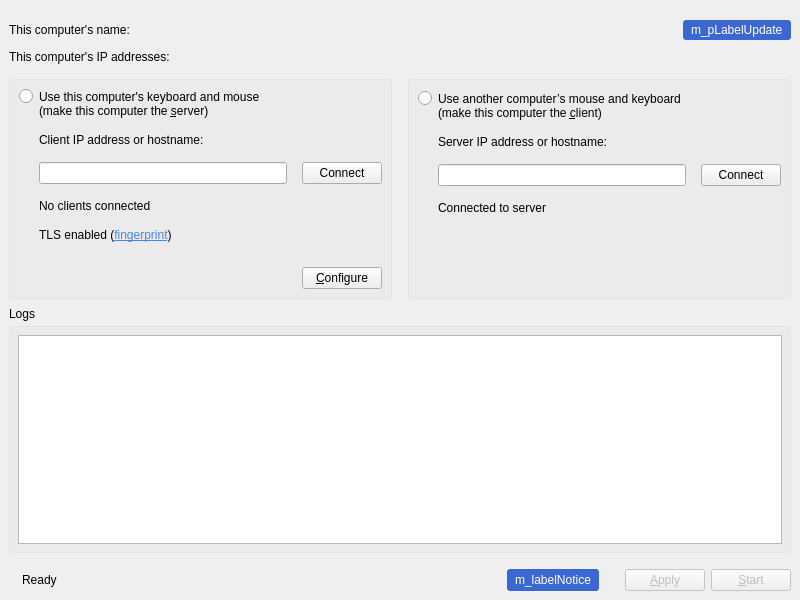
deskflow/deskflow, file src/gui/src/MainWindowBase.ui: the form before one commit.
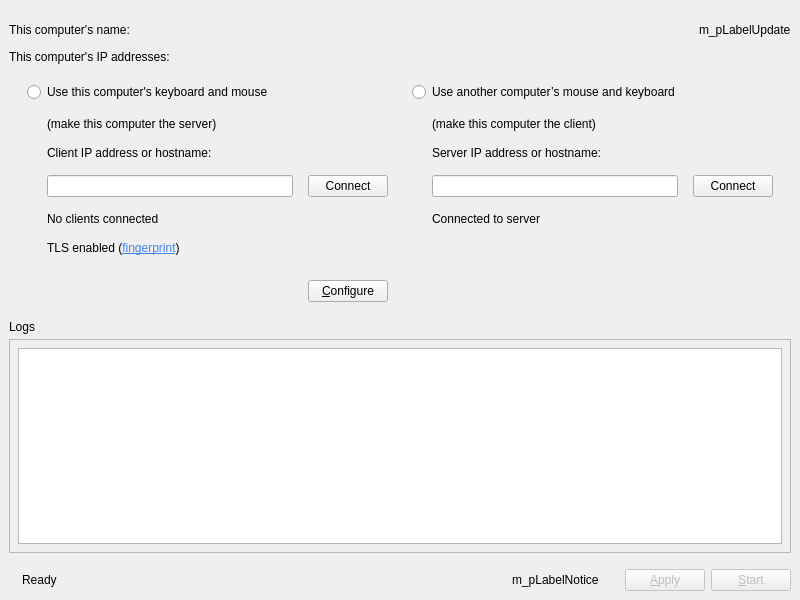
The form after the commit. Icons and pictures are not drawn. Custom widgets are drawn as their Qt base class.

Commit message: Clean up styles and weird layout

The edit to the form file:
```diff
--- a/src/gui/src/MainWindowBase.ui
+++ b/src/gui/src/MainWindowBase.ui
@@ -45,7 +45,7 @@
       <item>
        <spacer name="m_pSpacerUpdate">
         <property name="orientation">
-         <enum>Qt::Orientation::Horizontal</enum>
+         <enum>Qt::Horizontal</enum>
         </property>
         <property name="sizeHint" stdset="0">
          <size>
@@ -57,13 +57,6 @@
       </item>
       <item>
        <widget class="QLabel" name="m_pLabelUpdate">
-        <property name="styleSheet">
-         <string notr="true">padding: 3px 5px;
-border-radius: 3px;
-background-color: #3B67D3;
-color: #ffffff;
-top: 3px;</string>
-        </property>
         <property name="text">
          <string notr="true">m_pLabelUpdate</string>
         </property>
@@ -77,10 +70,10 @@
     <item>
      <spacer name="verticalSpacer_5">
       <property name="orientation">
-       <enum>Qt::Orientation::Vertical</enum>
+       <enum>Qt::Vertical</enum>
       </property>
       <property name="sizeType">
-       <enum>QSizePolicy::Policy::Fixed</enum>
+       <enum>QSizePolicy::Fixed</enum>
       </property>
       <property name="sizeHint" stdset="0">
        <size>
@@ -109,21 +102,6 @@
        </sizepolicy>
       </property>
       <layout class="QHBoxLayout" name="horizontalLayout_8">
-       <property name="spacing">
-        <number>16</number>
-       </property>
-       <property name="leftMargin">
-        <number>0</number>
-       </property>
-       <property name="topMargin">
-        <number>15</number>
-       </property>
-       <property name="rightMargin">
-        <number>0</number>
-       </property>
-       <property name="bottomMargin">
-        <number>8</number>
-       </property>
        <item>
         <widget class="QFrame" name="m_pGroupServer">
          <property name="sizePolicy">
@@ -132,31 +110,32 @@
            <verstretch>0</verstretch>
           </sizepolicy>
          </property>
-         <property name="styleSheet">
-          <string notr="true">.QFrame{
-border: 1px solid  rgba(192,192,192, 0.2);;
-border-radius: 4px;
-background-color: rgba(192,192,192, 0.1);
-}</string>
-         </property>
          <layout class="QVBoxLayout" name="verticalLayout">
           <property name="spacing">
            <number>15</number>
           </property>
-          <item alignment="Qt::AlignmentFlag::AlignTop">
-           <widget class="QRadioButton" name="m_pRadioGroupServer">
-            <property name="styleSheet">
-             <string notr="true">QRadioButton::indicator{
-     top: -7px;
-}</string>
-            </property>
-            <property name="text">
-             <string>Use this computer's keyboard and mouse 
-(make this computer the &amp;server)</string>
-            </property>
-           </widget>
+          <item>
+           <layout class="QVBoxLayout" name="verticalLayout_3">
+            <item>
+             <widget class="QRadioButton" name="m_pRadioGroupServer">
+              <property name="text">
+               <string>Use this computer's keyboard and mouse</string>
+              </property>
+             </widget>
+            </item>
+            <item>
+             <widget class="QLabel" name="label">
+              <property name="text">
+               <string>(make this computer the server)</string>
+              </property>
+              <property name="indent">
+               <number>20</number>
+              </property>
+             </widget>
+            </item>
+           </layout>
           </item>
-          <item alignment="Qt::AlignmentFlag::AlignTop">
+          <item alignment="Qt::AlignTop">
            <widget class="QWidget" name="m_pWidgetServer" native="true">
             <layout class="QVBoxLayout" name="m_pLayoutServer">
              <property name="spacing">
@@ -238,7 +217,7 @@
                 <string>&lt;html&gt;&lt;head/&gt;&lt;body&gt;&lt;p&gt;TLS enabled (&lt;a href=&quot;#&quot;&gt;&lt;span style=&quot; text-decoration: underline; color:#4285f4;&quot;&gt;fingerprint&lt;/span&gt;&lt;/a&gt;)&lt;/p&gt;&lt;/body&gt;&lt;/html&gt;</string>
                </property>
                <property name="textFormat">
-                <enum>Qt::TextFormat::RichText</enum>
+                <enum>Qt::RichText</enum>
                </property>
                <property name="indent">
                 <number>20</number>
@@ -248,7 +227,7 @@
              <item>
               <spacer name="verticalSpacer_2">
                <property name="orientation">
-                <enum>Qt::Orientation::Vertical</enum>
+                <enum>Qt::Vertical</enum>
                </property>
                <property name="sizeHint" stdset="0">
                 <size>
@@ -263,7 +242,7 @@
                <item>
                 <spacer name="spacer_2">
                  <property name="orientation">
-                  <enum>Qt::Orientation::Horizontal</enum>
+                  <enum>Qt::Horizontal</enum>
                  </property>
                  <property name="sizeHint" stdset="0">
                   <size>
@@ -296,34 +275,32 @@
            <verstretch>0</verstretch>
           </sizepolicy>
          </property>
-         <property name="styleSheet">
-          <string notr="true">.QFrame{
-border: 1px solid  rgba(192,192,192, 0.2);
-border-radius: 4px;
-background-color: rgba(192,192,192, 0.1);
-}</string>
-         </property>
          <layout class="QVBoxLayout" name="verticalLayout_5">
           <property name="spacing">
            <number>15</number>
           </property>
-          <property name="topMargin">
-           <number>11</number>
-          </property>
-          <item alignment="Qt::AlignmentFlag::AlignTop">
-           <widget class="QRadioButton" name="m_pRadioGroupClient">
-            <property name="styleSheet">
-             <string notr="true">QRadioButton::indicator{
-     top: -7px;
-}</string>
-            </property>
-            <property name="text">
-             <string>Use another computer’s mouse and keyboard
-(make this computer the &amp;client)</string>
-            </property>
-           </widget>
+          <item>
+           <layout class="QVBoxLayout" name="verticalLayout_6">
+            <item>
+             <widget class="QRadioButton" name="m_pRadioGroupClient">
+              <property name="text">
+               <string>Use another computer’s mouse and keyboard</string>
+              </property>
+             </widget>
+            </item>
+            <item>
+             <widget class="QLabel" name="label_2">
+              <property name="text">
+               <string>(make this computer the client)</string>
+              </property>
+              <property name="indent">
+               <number>20</number>
+              </property>
+             </widget>
+            </item>
+           </layout>
           </item>
-          <item alignment="Qt::AlignmentFlag::AlignTop">
+          <item alignment="Qt::AlignTop">
            <widget class="QWidget" name="m_pWidgetClient" native="true">
             <layout class="QVBoxLayout" name="m_pLayoutClient">
              <property name="spacing">
@@ -394,7 +371,7 @@
           <item>
            <spacer name="verticalSpacer">
             <property name="orientation">
-             <enum>Qt::Orientation::Vertical</enum>
+             <enum>Qt::Vertical</enum>
             </property>
             <property name="sizeHint" stdset="0">
              <size>
@@ -412,9 +389,6 @@
     </item>
     <item>
      <widget class="QLabel" name="m_pLabelLogs">
-      <property name="styleSheet">
-       <string notr="true"/>
-      </property>
       <property name="text">
        <string>Logs</string>
       </property>
@@ -423,10 +397,10 @@
     <item>
      <spacer name="verticalSpacer_7">
       <property name="orientation">
-       <enum>Qt::Orientation::Vertical</enum>
+       <enum>Qt::Vertical</enum>
       </property>
       <property name="sizeType">
-       <enum>QSizePolicy::Policy::Fixed</enum>
+       <enum>QSizePolicy::Fixed</enum>
       </property>
       <property name="sizeHint" stdset="0">
        <size>
@@ -444,18 +418,11 @@
         <height>0</height>
        </size>
       </property>
-      <property name="styleSheet">
-       <string notr="true">.QFrame{
-border: 1px solid  rgba(192,192,192, 0.2);;
-border-radius: 4px;
-background-color: rgba(192,192,192, 0.1);
-}</string>
-      </property>
       <property name="frameShape">
-       <enum>QFrame::Shape::StyledPanel</enum>
+       <enum>QFrame::StyledPanel</enum>
       </property>
       <property name="frameShadow">
-       <enum>QFrame::Shadow::Raised</enum>
+       <enum>QFrame::Raised</enum>
       </property>
       <layout class="QVBoxLayout" name="verticalLayout_4">
        <property name="leftMargin">
@@ -484,14 +451,11 @@
            <kerning>true</kerning>
           </font>
          </property>
-         <property name="autoFillBackground">
-          <bool>false</bool>
-         </property>
          <property name="undoRedoEnabled">
           <bool>false</bool>
          </property>
          <property name="lineWrapMode">
-          <enum>QPlainTextEdit::LineWrapMode::NoWrap</enum>
+          <enum>QPlainTextEdit::NoWrap</enum>
          </property>
          <property name="readOnly">
           <bool>true</bool>
@@ -510,7 +474,7 @@
        <number>6</number>
       </property>
       <property name="sizeConstraint">
-       <enum>QLayout::SizeConstraint::SetDefaultConstraint</enum>
+       <enum>QLayout::SetDefaultConstraint</enum>
       </property>
       <property name="topMargin">
        <number>16</number>
@@ -538,7 +502,7 @@
       <item>
        <spacer name="spacer">
         <property name="orientation">
-         <enum>Qt::Orientation::Horizontal</enum>
+         <enum>Qt::Horizontal</enum>
         </property>
         <property name="sizeHint" stdset="0">
          <size>
@@ -549,22 +513,15 @@
        </spacer>
       </item>
       <item>
-       <widget class="QLabel" name="m_labelNotice">
+       <widget class="QLabel" name="m_pLabelNotice">
         <property name="autoFillBackground">
          <bool>false</bool>
         </property>
-        <property name="styleSheet">
-         <string notr="true">padding: 3px 5px;
-border-radius: 3px;
-background-color: #3B67D3;
-color: #ffffff;
-top: 3px;</string>
-        </property>
         <property name="text">
-         <string notr="true">m_labelNotice</string>
+         <string notr="true">m_pLabelNotice</string>
         </property>
         <property name="alignment">
-         <set>Qt::AlignmentFlag::AlignLeading|Qt::AlignmentFlag::AlignLeft|Qt::AlignmentFlag::AlignVCenter</set>
+         <set>Qt::AlignLeading|Qt::AlignLeft|Qt::AlignVCenter</set>
         </property>
         <property name="margin">
          <number>0</number>
@@ -577,10 +534,10 @@
       <item>
        <spacer name="horizontalSpacer">
         <property name="orientation">
-         <enum>Qt::Orientation::Horizontal</enum>
+         <enum>Qt::Horizontal</enum>
         </property>
         <property name="sizeType">
-         <enum>QSizePolicy::Policy::Fixed</enum>
+         <enum>QSizePolicy::Fixed</enum>
         </property>
         <property name="sizeHint" stdset="0">
          <size>
```
Left out of the diff: 12 changed lines with no effect on the pictures. The commit also changes 23 other files.
